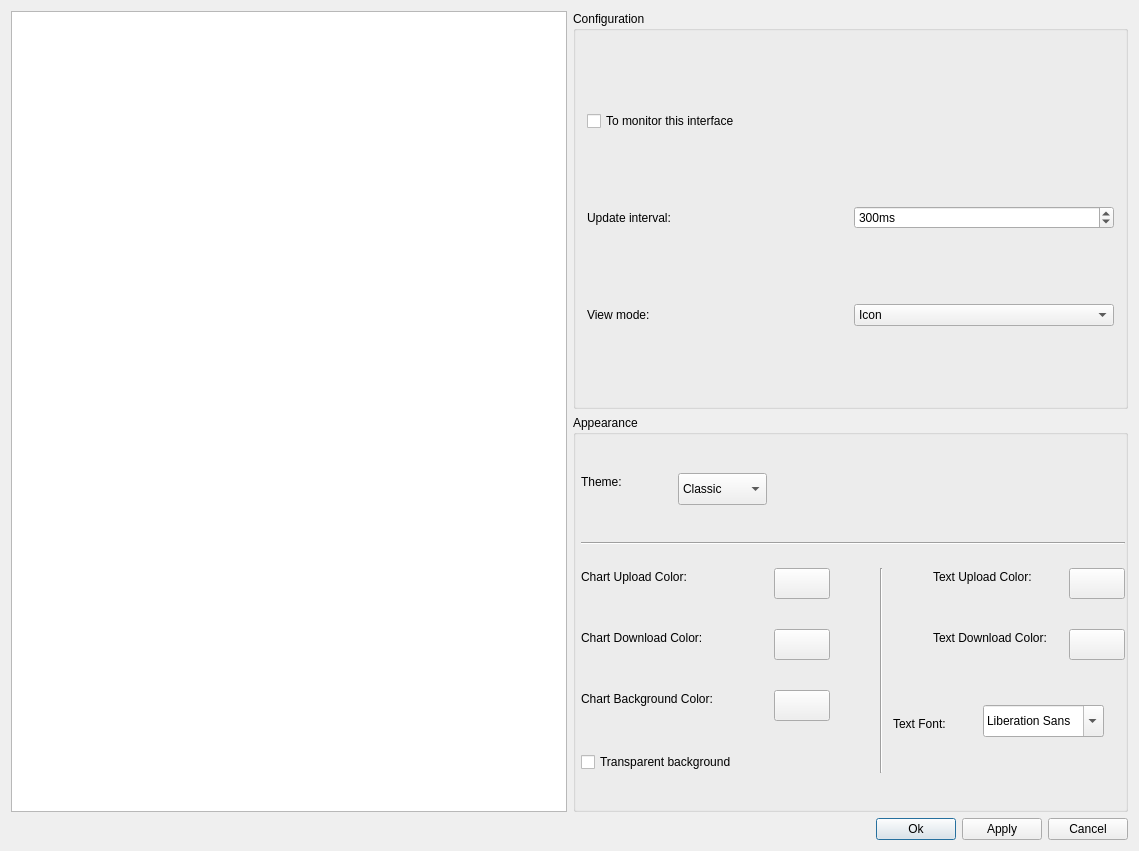
telans/KNetStats, file src/configurebase.ui: the form before one commit.
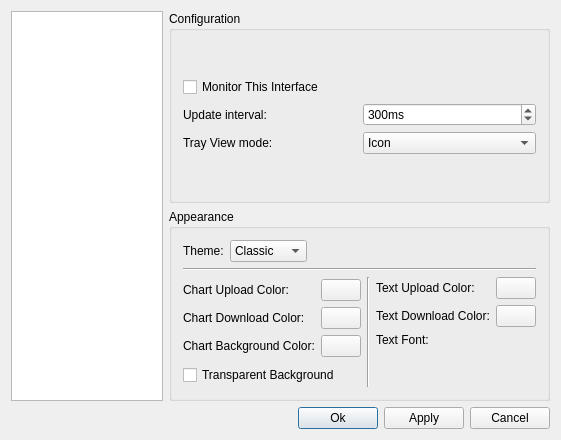
The form after the commit. Custom widgets are drawn as their Qt base class.

Commit message: configure: restore K{Color,Font}Picker as they only require KWidgetsAddons

Diff of the .ui file:
```diff
--- a/src/configurebase.ui
+++ b/src/configurebase.ui
@@ -6,8 +6,8 @@
    <rect>
     <x>0</x>
     <y>0</y>
-    <width>1139</width>
-    <height>851</height>
+    <width>561</width>
+    <height>440</height>
    </rect>
   </property>
   <property name="sizePolicy">
@@ -20,6 +20,19 @@
    <string>Configure KNetStats</string>
   </property>
   <layout class="QGridLayout">
+   <item row="0" column="0" rowspan="2">
+    <widget class="QListWidget" name="mInterfaces">
+     <property name="sizePolicy">
+      <sizepolicy hsizetype="Preferred" vsizetype="Expanding">
+       <horstretch>0</horstretch>
+       <verstretch>0</verstretch>
+      </sizepolicy>
+     </property>
+     <property name="lineWidth">
+      <number>2</number>
+     </property>
+    </widget>
+   </item>
    <item row="2" column="0" colspan="2">
     <layout class="QHBoxLayout">
      <item>
@@ -75,15 +88,13 @@
      <property name="title">
       <string>Appearance</string>
      </property>
+     <layout class="QGridLayout" name="gridLayout_2">
+      <item row="0" column="0">
+       <layout class="QVBoxLayout" name="verticalLayout_7">
+        <item>
+         <layout class="QHBoxLayout" name="horizontalLayout_5">
+          <item>
      <widget class="QLabel" name="mThemeLabel">
-      <property name="geometry">
-       <rect>
-        <x>8</x>
-        <y>58</y>
-        <width>46</width>
-        <height>18</height>
-       </rect>
-      </property>
       <property name="text">
        <string>Theme:</string>
       </property>
@@ -91,15 +102,9 @@
        <bool>false</bool>
       </property>
      </widget>
+          </item>
+          <item>
      <widget class="QComboBox" name="mTheme">
-      <property name="geometry">
-       <rect>
-        <x>105</x>
-        <y>58</y>
-        <width>89</width>
-        <height>32</height>
-       </rect>
-      </property>
       <item>
        <property name="text">
         <string>Classic</string>
@@ -126,169 +131,8 @@
        </property>
       </item>
      </widget>
-     <widget class="Line" name="line">
-      <property name="geometry">
-       <rect>
-        <x>8</x>
-        <y>120</y>
-        <width>544</width>
-        <height>16</height>
-       </rect>
-      </property>
-      <property name="sizePolicy">
-       <sizepolicy hsizetype="Minimum" vsizetype="Fixed">
-        <horstretch>0</horstretch>
-        <verstretch>0</verstretch>
-       </sizepolicy>
-      </property>
-      <property name="orientation">
-       <enum>Qt::Horizontal</enum>
-      </property>
-     </widget>
-     <widget class="QLabel" name="mChartUplLabel">
-      <property name="geometry">
-       <rect>
-        <x>8</x>
-        <y>153</y>
-        <width>121</width>
-        <height>18</height>
-       </rect>
-      </property>
-      <property name="text">
-       <string>Chart Upload Color:</string>
-      </property>
-      <property name="wordWrap">
-       <bool>false</bool>
-      </property>
-     </widget>
-     <widget class="Line" name="line_2">
-      <property name="geometry">
-       <rect>
-        <x>263</x>
-        <y>153</y>
-        <width>91</width>
-        <height>205</height>
-       </rect>
-      </property>
-      <property name="sizePolicy">
-       <sizepolicy hsizetype="Minimum" vsizetype="Minimum">
-        <horstretch>0</horstretch>
-        <verstretch>0</verstretch>
-       </sizepolicy>
-      </property>
-      <property name="orientation">
-       <enum>Qt::Vertical</enum>
-      </property>
-     </widget>
-     <widget class="QLabel" name="mTxtUplLabel">
-      <property name="geometry">
-       <rect>
-        <x>360</x>
-        <y>153</y>
-        <width>112</width>
-        <height>18</height>
-       </rect>
-      </property>
-      <property name="text">
-       <string>Text Upload Color:</string>
-      </property>
-      <property name="wordWrap">
-       <bool>false</bool>
-      </property>
-     </widget>
-     <widget class="QLabel" name="mChartDldLabel">
-      <property name="geometry">
-       <rect>
-        <x>8</x>
-        <y>214</y>
-        <width>139</width>
-        <height>18</height>
-       </rect>
-      </property>
-      <property name="text">
-       <string>Chart Download Color:</string>
-      </property>
-      <property name="wordWrap">
-       <bool>false</bool>
-      </property>
-     </widget>
-     <widget class="QLabel" name="mTxtDldLabel">
-      <property name="geometry">
-       <rect>
-        <x>360</x>
-        <y>214</y>
-        <width>130</width>
-        <height>18</height>
-       </rect>
-      </property>
-      <property name="text">
-       <string>Text Download Color:</string>
-      </property>
-      <property name="wordWrap">
-       <bool>false</bool>
-      </property>
-     </widget>
-     <widget class="QLabel" name="mChartBgLabel">
-      <property name="geometry">
-       <rect>
-        <x>8</x>
-        <y>275</y>
-        <width>151</width>
-        <height>18</height>
-       </rect>
-      </property>
-      <property name="text">
-       <string>Chart Background Color:</string>
-      </property>
-      <property name="wordWrap">
-       <bool>false</bool>
-      </property>
-     </widget>
-     <widget class="QCheckBox" name="bChartTransparentBg">
-      <property name="geometry">
-       <rect>
-        <x>8</x>
-        <y>336</y>
-        <width>179</width>
-        <height>22</height>
-       </rect>
-      </property>
-      <property name="text">
-       <string>Transparent background</string>
-      </property>
-     </widget>
-     <widget class="QPushButton" name="mChartUplColor">
-      <property name="geometry">
-       <rect>
-        <x>201</x>
-        <y>153</y>
-        <width>56</width>
-        <height>31</height>
-       </rect>
-      </property>
-      <property name="sizePolicy">
-       <sizepolicy hsizetype="Fixed" vsizetype="Fixed">
-        <horstretch>0</horstretch>
-        <verstretch>0</verstretch>
-       </sizepolicy>
-      </property>
-      <property name="maximumSize">
-       <size>
-        <width>56</width>
-        <height>31</height>
-       </size>
-      </property>
-      <property name="text">
-       <string/>
-      </property>
-      <property name="checkable">
-       <bool>false</bool>
-      </property>
-      <property name="checked">
-       <bool>false</bool>
-      </property>
-     </widget>
-     <widget class="QWidget" name="">
+          </item>
+          <item>
       <layout class="QHBoxLayout" name="_2">
        <item>
         <widget class="QLabel" name="mIconError">
@@ -465,150 +309,193 @@
         </widget>
        </item>
       </layout>
-     </widget>
-     <widget class="QPushButton" name="mChartDldColor">
-      <property name="geometry">
-       <rect>
-        <x>201</x>
-        <y>214</y>
-        <width>56</width>
-        <height>31</height>
-       </rect>
-      </property>
+          </item>
+         </layout>
+        </item>
+        <item>
+         <widget class="Line" name="line">
       <property name="sizePolicy">
-       <sizepolicy hsizetype="Fixed" vsizetype="Fixed">
+           <sizepolicy hsizetype="Minimum" vsizetype="Fixed">
         <horstretch>0</horstretch>
         <verstretch>0</verstretch>
        </sizepolicy>
       </property>
-      <property name="maximumSize">
-       <size>
-        <width>56</width>
-        <height>31</height>
-       </size>
-      </property>
+          <property name="orientation">
+           <enum>Qt::Horizontal</enum>
+          </property>
+         </widget>
+        </item>
+        <item>
+         <layout class="QHBoxLayout" name="horizontalLayout_4">
+          <item>
+           <layout class="QVBoxLayout" name="verticalLayout_3">
+            <item>
+             <layout class="QHBoxLayout" name="horizontalLayout">
+              <item>
+               <layout class="QVBoxLayout" name="verticalLayout_2">
+                <item>
+                 <widget class="QLabel" name="mChartUplLabel">
       <property name="text">
-       <string/>
-      </property>
-      <property name="checkable">
+                   <string>Chart Upload Color:</string>
+                  </property>
+                  <property name="wordWrap">
        <bool>false</bool>
       </property>
-      <property name="checked">
+                 </widget>
+                </item>
+                <item>
+                 <widget class="QLabel" name="mChartDldLabel">
+                  <property name="text">
+                   <string>Chart Download Color:</string>
+                  </property>
+                  <property name="wordWrap">
        <bool>false</bool>
       </property>
      </widget>
-     <widget class="QPushButton" name="mChartBgColor">
-      <property name="geometry">
-       <rect>
-        <x>201</x>
-        <y>275</y>
-        <width>56</width>
-        <height>31</height>
-       </rect>
-      </property>
+                </item>
+                <item>
+                 <widget class="QLabel" name="mChartBgLabel">
+                  <property name="text">
+                   <string>Chart Background Color:</string>
+                  </property>
+                  <property name="wordWrap">
+                   <bool>false</bool>
+                  </property>
+                 </widget>
+                </item>
+               </layout>
+              </item>
+              <item>
+               <layout class="QVBoxLayout" name="verticalLayout">
+                <item>
+                 <widget class="KColorButton" name="mChartUplColor">
       <property name="sizePolicy">
        <sizepolicy hsizetype="Fixed" vsizetype="Fixed">
         <horstretch>0</horstretch>
         <verstretch>0</verstretch>
        </sizepolicy>
       </property>
-      <property name="maximumSize">
-       <size>
-        <width>56</width>
-        <height>31</height>
-       </size>
-      </property>
-      <property name="text">
-       <string/>
-      </property>
-      <property name="checkable">
+                  <property name="mouseTracking">
+                   <bool>false</bool>
+                  </property>
+                 </widget>
+                </item>
+                <item>
+                 <widget class="KColorButton" name="mChartDldColor">
+                  <property name="sizePolicy">
+                   <sizepolicy hsizetype="Fixed" vsizetype="Fixed">
+                    <horstretch>0</horstretch>
+                    <verstretch>0</verstretch>
+                   </sizepolicy>
+                  </property>
+                  <property name="mouseTracking">
        <bool>false</bool>
       </property>
-      <property name="checked">
+                 </widget>
+                </item>
+                <item>
+                 <widget class="KColorButton" name="mChartBgColor">
+                  <property name="sizePolicy">
+                   <sizepolicy hsizetype="Fixed" vsizetype="Fixed">
+                    <horstretch>0</horstretch>
+                    <verstretch>0</verstretch>
+                   </sizepolicy>
+                  </property>
+                  <property name="mouseTracking">
        <bool>false</bool>
       </property>
      </widget>
-     <widget class="QPushButton" name="mTxtUplColor">
-      <property name="geometry">
-       <rect>
-        <x>496</x>
-        <y>153</y>
-        <width>56</width>
-        <height>31</height>
-       </rect>
-      </property>
+                </item>
+               </layout>
+              </item>
+             </layout>
+            </item>
+            <item>
+             <widget class="QCheckBox" name="bChartTransparentBg">
+              <property name="text">
+               <string>Transparent Background</string>
+              </property>
+             </widget>
+            </item>
+           </layout>
+          </item>
+          <item>
+           <widget class="Line" name="line_2">
       <property name="sizePolicy">
-       <sizepolicy hsizetype="Fixed" vsizetype="Fixed">
+             <sizepolicy hsizetype="Minimum" vsizetype="Minimum">
         <horstretch>0</horstretch>
         <verstretch>0</verstretch>
        </sizepolicy>
       </property>
-      <property name="maximumSize">
-       <size>
-        <width>56</width>
-        <height>31</height>
-       </size>
-      </property>
+            <property name="orientation">
+             <enum>Qt::Vertical</enum>
+            </property>
+           </widget>
+          </item>
+          <item>
+           <layout class="QVBoxLayout" name="verticalLayout_6">
+            <item>
+             <layout class="QHBoxLayout" name="horizontalLayout_2">
+              <item>
+               <layout class="QVBoxLayout" name="verticalLayout_5">
+                <item>
+                 <widget class="QLabel" name="mTxtUplLabel">
       <property name="text">
-       <string/>
-      </property>
-      <property name="checkable">
+                   <string>Text Upload Color:</string>
+                  </property>
+                  <property name="wordWrap">
        <bool>false</bool>
       </property>
-      <property name="checked">
+                 </widget>
+                </item>
+                <item>
+                 <widget class="QLabel" name="mTxtDldLabel">
+                  <property name="text">
+                   <string>Text Download Color:</string>
+                  </property>
+                  <property name="wordWrap">
        <bool>false</bool>
       </property>
      </widget>
-     <widget class="QPushButton" name="mTxtDldColor">
-      <property name="geometry">
-       <rect>
-        <x>496</x>
-        <y>214</y>
-        <width>56</width>
-        <height>31</height>
-       </rect>
-      </property>
+                </item>
+               </layout>
+              </item>
+              <item>
+               <layout class="QVBoxLayout" name="verticalLayout_4">
+                <item>
+                 <widget class="KColorButton" name="mTxtUplColor">
       <property name="sizePolicy">
        <sizepolicy hsizetype="Fixed" vsizetype="Fixed">
         <horstretch>0</horstretch>
         <verstretch>0</verstretch>
        </sizepolicy>
       </property>
-      <property name="maximumSize">
-       <size>
-        <width>56</width>
-        <height>31</height>
-       </size>
-      </property>
-      <property name="text">
-       <string/>
-      </property>
-      <property name="checkable">
+                  <property name="mouseTracking">
        <bool>false</bool>
       </property>
-      <property name="checked">
-       <bool>false</bool>
-      </property>
-     </widget>
-     <widget class="QFontComboBox" name="fontComboBox">
-      <property name="geometry">
-       <rect>
-        <x>410</x>
-        <y>290</y>
-        <width>121</width>
-        <height>32</height>
-       </rect>
-      </property>
-     </widget>
-     <widget class="QLabel" name="mTxtDldLabel_2">
-      <property name="geometry">
-       <rect>
-        <x>320</x>
-        <y>300</y>
-        <width>130</width>
-        <height>18</height>
-       </rect>
-      </property>
+                 </widget>
+                </item>
+                <item>
+                 <widget class="KColorButton" name="mTxtDldColor">
+                  <property name="sizePolicy">
+                   <sizepolicy hsizetype="Fixed" vsizetype="Fixed">
+                    <horstretch>0</horstretch>
+                    <verstretch>0</verstretch>
+                   </sizepolicy>
+                  </property>
+                  <property name="mouseTracking">
+                   <bool>false</bool>
+                  </property>
+                 </widget>
+                </item>
+               </layout>
+              </item>
+             </layout>
+            </item>
+            <item>
+             <layout class="QHBoxLayout" name="horizontalLayout_3">
+              <item>
+               <widget class="QLabel" name="mTxtFontLabel">
       <property name="text">
        <string>Text Font:</string>
       </property>
@@ -616,13 +503,39 @@
        <bool>false</bool>
       </property>
      </widget>
-    </widget>
-   </item>
-   <item row="0" column="0" rowspan="2">
-    <widget class="QListWidget" name="mInterfaces">
-     <property name="lineWidth">
-      <number>2</number>
-     </property>
+              </item>
+              <item>
+               <widget class="KFontRequester" name="mTxtFont">
+                <property name="sizePolicy">
+                 <sizepolicy hsizetype="Preferred" vsizetype="Preferred">
+                  <horstretch>0</horstretch>
+                  <verstretch>0</verstretch>
+                 </sizepolicy>
+                </property>
+               </widget>
+              </item>
+             </layout>
+            </item>
+            <item>
+             <spacer name="verticalSpacer">
+              <property name="orientation">
+               <enum>Qt::Vertical</enum>
+              </property>
+              <property name="sizeHint" stdset="0">
+               <size>
+                <width>20</width>
+                <height>40</height>
+               </size>
+              </property>
+             </spacer>
+            </item>
+           </layout>
+          </item>
+         </layout>
+        </item>
+       </layout>
+      </item>
+     </layout>
     </widget>
    </item>
    <item row="0" column="1">
@@ -636,16 +549,22 @@
      <property name="title">
       <string>Configuration</string>
      </property>
-     <layout class="QGridLayout" name="gridLayout_2">
-      <item row="0" column="0" colspan="2">
-       <widget class="QCheckBox" name="mMonitoring">
+     <layout class="QGridLayout" name="gridLayout">
+      <item row="0" column="0">
+       <layout class="QVBoxLayout" name="verticalLayout_10">
+        <item>
+         <widget class="QCheckBox" name="mMonitoringInterface">
         <property name="text">
-         <string>To monitor this interface</string>
+           <string>Monitor This Interface</string>
         </property>
        </widget>
       </item>
-      <item row="1" column="0">
-       <widget class="QLabel" name="mLabel2">
+        <item>
+         <layout class="QHBoxLayout" name="horizontalLayout_6">
+          <item>
+           <layout class="QVBoxLayout" name="verticalLayout_8">
+            <item>
+             <widget class="QLabel" name="mUpdateIntervalLabel">
         <property name="text">
          <string>Update interval:</string>
         </property>
@@ -657,17 +576,21 @@
         </property>
        </widget>
       </item>
-      <item row="2" column="0">
-       <widget class="QLabel" name="mLabel3">
+            <item>
+             <widget class="QLabel" name="mViewModeLabel">
         <property name="text">
-         <string>View mode:</string>
+               <string>Tray View mode:</string>
         </property>
         <property name="wordWrap">
          <bool>false</bool>
         </property>
        </widget>
       </item>
-      <item row="1" column="1">
+           </layout>
+          </item>
+          <item>
+           <layout class="QVBoxLayout" name="verticalLayout_9">
+            <item>
        <widget class="QSpinBox" name="mUpdateInterval">
         <property name="suffix">
          <string>ms</string>
@@ -683,7 +606,7 @@
         </property>
        </widget>
       </item>
-      <item row="2" column="1">
+            <item>
        <widget class="QComboBox" name="mViewMode">
         <item>
          <property name="text">
@@ -703,11 +626,29 @@
        </widget>
       </item>
      </layout>
+          </item>
+         </layout>
+        </item>
+       </layout>
+      </item>
+     </layout>
     </widget>
    </item>
   </layout>
  </widget>
  <layoutdefault spacing="6" margin="11"/>
+ <customwidgets>
+  <customwidget>
+   <class>KColorButton</class>
+   <extends>QPushButton</extends>
+   <header>kcolorbutton.h</header>
+  </customwidget>
+  <customwidget>
+   <class>KFontRequester</class>
+   <extends>QWidget</extends>
+   <header>kfontrequester.h</header>
+  </customwidget>
+ </customwidgets>
  <tabstops>
   <tabstop>mOk</tabstop>
   <tabstop>mApply</tabstop>
```
Left out of the diff: 9 changed lines with no effect on the pictures. Lines whose indentation alone changed are shown as unchanged. The commit also changes 6 other files.
